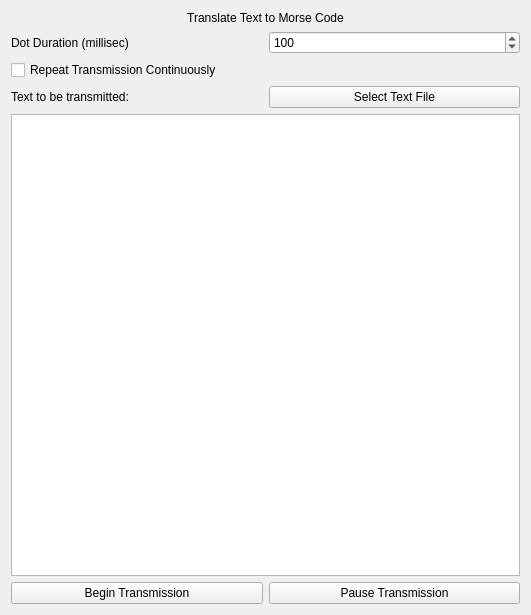
Qt form lanmorseform.ui (jpietrzak8/Lanterne) before a commit.
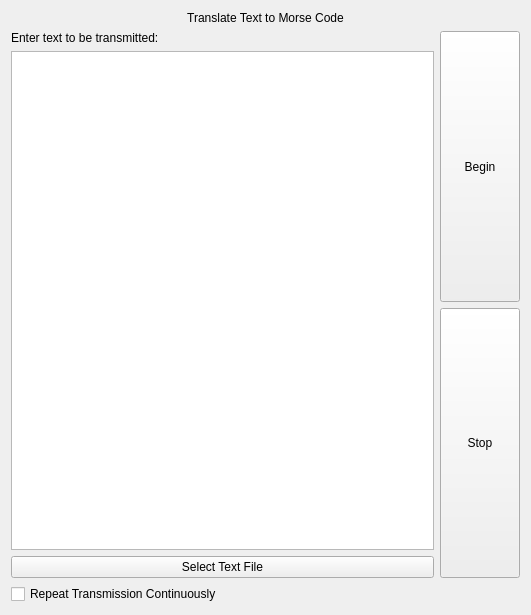
The same form after that commit.

Diff of the .ui file:
```diff
--- a/lanmorseform.ui
+++ b/lanmorseform.ui
@@ -13,8 +13,8 @@
   <property name="windowTitle">
    <string>Morse Code</string>
   </property>
-  <layout class="QVBoxLayout" name="verticalLayout">
-   <item>
+  <layout class="QGridLayout" name="gridLayout">
+   <item row="0" column="0" colspan="2">
     <widget class="QLabel" name="morseLabel">
      <property name="text">
       <string>Translate Text to Morse Code</string>
@@ -22,44 +22,13 @@
      <property name="alignment">
       <set>Qt::AlignCenter</set>
      </property>
-    </widget>
-   </item>
-   <item>
-    <layout class="QHBoxLayout" name="horizontalLayout">
-     <item>
-      <widget class="QLabel" name="durationLabel">
-       <property name="text">
-        <string>Dot Duration (millisec)</string>
-       </property>
-      </widget>
-     </item>
-     <item>
-      <widget class="QSpinBox" name="dotDurationSpinBox">
-       <property name="minimum">
-        <number>10</number>
-       </property>
-       <property name="maximum">
-        <number>1000</number>
-       </property>
-       <property name="singleStep">
-        <number>10</number>
-       </property>
-       <property name="value">
-        <number>100</number>
-       </property>
-      </widget>
-     </item>
-    </layout>
-   </item>
-   <item>
-    <widget class="QCheckBox" name="repeatCheckBox">
-     <property name="text">
-      <string>Repeat Transmission Continuously</string>
+     <property name="wordWrap">
+      <bool>true</bool>
      </property>
     </widget>
    </item>
-   <item>
-    <layout class="QHBoxLayout" name="horizontalLayout_3">
+   <item row="2" column="0">
+    <layout class="QVBoxLayout" name="verticalLayout_2">
      <item>
       <widget class="QLabel" name="textEntryLabel">
        <property name="sizePolicy">
@@ -69,10 +38,16 @@
         </sizepolicy>
        </property>
        <property name="text">
-        <string>Text to be transmitted:</string>
+        <string>Enter text to be transmitted:</string>
+       </property>
+       <property name="wordWrap">
+        <bool>true</bool>
        </property>
       </widget>
      </item>
+     <item>
+      <widget class="QPlainTextEdit" name="morsePlainTextEdit"/>
+     </item>
      <item>
       <widget class="QPushButton" name="selectTextFileButton">
        <property name="sizePolicy">
@@ -88,11 +63,8 @@
      </item>
     </layout>
    </item>
-   <item>
-    <widget class="QPlainTextEdit" name="morsePlainTextEdit"/>
-   </item>
-   <item>
-    <layout class="QHBoxLayout" name="horizontalLayout_2">
+   <item row="2" column="1">
+    <layout class="QVBoxLayout" name="verticalLayout">
      <item>
       <widget class="QPushButton" name="morseButton">
        <property name="sizePolicy">
@@ -102,7 +74,7 @@
         </sizepolicy>
        </property>
        <property name="text">
-        <string>Begin Transmission</string>
+        <string>Begin</string>
        </property>
       </widget>
      </item>
@@ -115,12 +87,19 @@
         </sizepolicy>
        </property>
        <property name="text">
-        <string>Pause Transmission</string>
+        <string>Stop</string>
        </property>
       </widget>
      </item>
     </layout>
    </item>
+   <item row="3" column="0" colspan="2">
+    <widget class="QCheckBox" name="repeatCheckBox">
+     <property name="text">
+      <string>Repeat Transmission Continuously</string>
+     </property>
+    </widget>
+   </item>
   </layout>
  </widget>
  <resources/>
```
Left out of the diff: 6 changed lines with no effect on the pictures.
